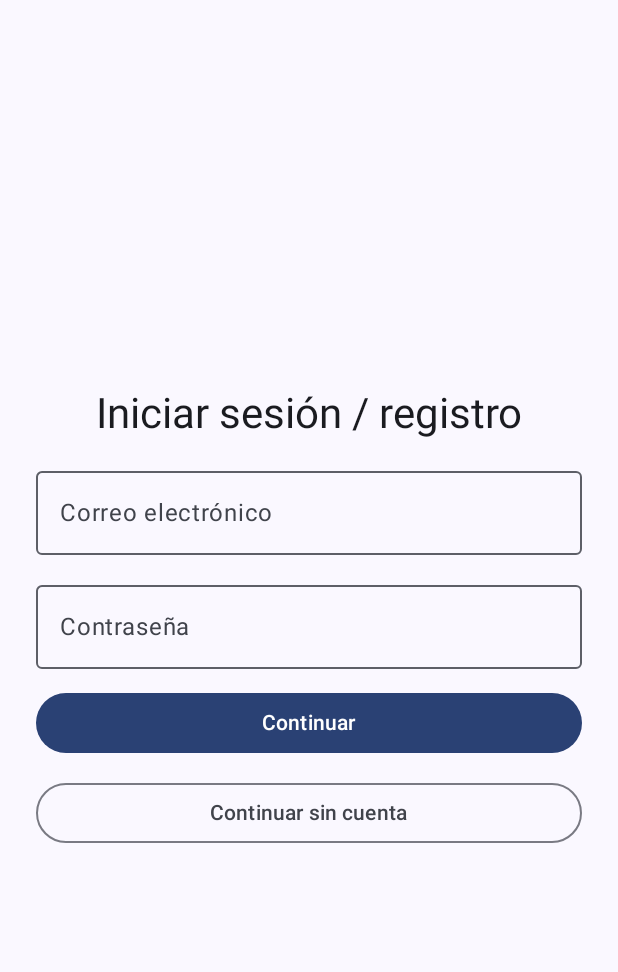
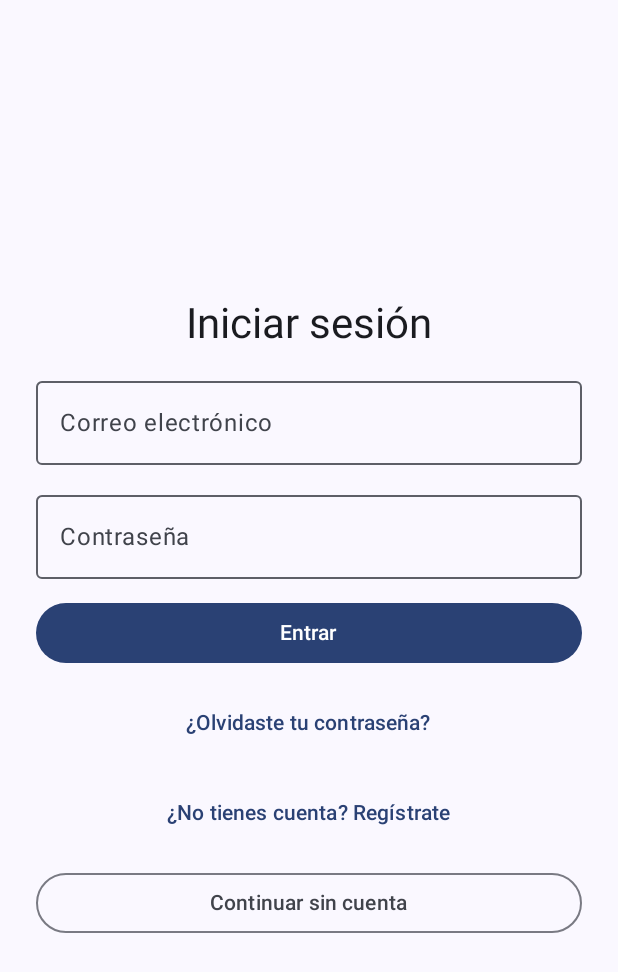
Before and after one commit to IsmaelYanes/PocketSplit, an Android app built with Jetpack Compose: the screen it shows after launch (MainActivity), on a phone screen of 412 x 824 dp. Shown: the top 972 px of the screen. Run offline under Robolectric (Android 15) with nearby library versions, the phone set to English and light mode, and no system bars; our stand-ins replace Firebase (no records; nobody signed in at launch, a user with empty details on screens opened directly).

Commit message:
feat(ui): Implementada la conexión de Firebase con la pantalla de login y registro

```diff
--- a/app/src/main/java/com/develop/pocketsplit/ui/screen/FinanceScreen.kt
+++ b/app/src/main/java/com/develop/pocketsplit/ui/screen/FinanceScreen.kt
@@ -24,9 +24,9 @@ import com.develop.pocketsplit.ui.viewmodel.FinanceViewModel
 
 @Composable
 fun FinanceScreen(
+    onBack: () -> Unit,
     modifier: Modifier = Modifier,
-    viewModel: FinanceViewModel = viewModel(),
-    onBack: () -> Unit
+    viewModel: FinanceViewModel = viewModel()
 ) {
     var description by remember { mutableStateOf("") }
     var amountText by remember { mutableStateOf("") }
--- a/app/src/main/java/com/develop/pocketsplit/ui/screen/Loginscreen.kt
+++ b/app/src/main/java/com/develop/pocketsplit/ui/screen/Loginscreen.kt
@@ -5,69 +5,185 @@ import androidx.compose.foundation.layout.Column
 import androidx.compose.foundation.layout.fillMaxSize
 import androidx.compose.foundation.layout.fillMaxWidth
 import androidx.compose.foundation.layout.padding
+import androidx.compose.foundation.layout.size
+import androidx.compose.foundation.rememberScrollState
+import androidx.compose.foundation.text.KeyboardOptions
+import androidx.compose.foundation.verticalScroll
 import androidx.compose.material3.Button
+import androidx.compose.material3.CircularProgressIndicator
 import androidx.compose.material3.MaterialTheme
 import androidx.compose.material3.OutlinedButton
 import androidx.compose.material3.OutlinedTextField
 import androidx.compose.material3.Text
+import androidx.compose.material3.TextButton
 import androidx.compose.runtime.Composable
 import androidx.compose.runtime.getValue
 import androidx.compose.runtime.mutableStateOf
 import androidx.compose.runtime.remember
+import androidx.compose.runtime.saveable.rememberSaveable
 import androidx.compose.runtime.setValue
 import androidx.compose.ui.Alignment
 import androidx.compose.ui.Modifier
 import androidx.compose.ui.res.stringResource
+import androidx.compose.ui.text.input.KeyboardType
 import androidx.compose.ui.text.input.PasswordVisualTransformation
 import androidx.compose.ui.tooling.preview.Preview
 import androidx.compose.ui.unit.dp
+import androidx.lifecycle.compose.collectAsStateWithLifecycle
+import androidx.lifecycle.viewmodel.compose.viewModel
 import com.develop.pocketsplit.R
 import com.develop.pocketsplit.ui.theme.PocketSplitTheme
+import com.develop.pocketsplit.ui.viewmodel.AuthUiState
+import com.develop.pocketsplit.ui.viewmodel.AuthViewModel
+import com.develop.pocketsplit.ui.viewmodel.messageRes
 
-/** PLANTILLA: Inicio/Registro de sesión */
+/** Inicio de sesión / registro con Firebase Authentication. */
 @Composable
 fun LoginScreen(
+    onContinue: () -> Unit = {},
+    onContinueAsGuest: () -> Unit = {},
     modifier: Modifier = Modifier,
-    onContinue: () -> Unit = {},
+    viewModel: AuthViewModel = viewModel()
+) {
+    val state by viewModel.uiState.collectAsStateWithLifecycle()
+
+    LoginContent(
+        state = state,
+        modifier = modifier,
+        onSubmit = { isRegister, name, email, password ->
+            if (isRegister) viewModel.register(name, email, password, onContinue)
+            else viewModel.login(email, password, onContinue)
+        },
+        onForgotPassword = viewModel::sendPasswordReset,
+        onInputChanged = viewModel::clearMessages,
+        onContinueAsGuest = onContinueAsGuest
+    )
+}
+
+@Composable
+fun LoginContent(
+    state: AuthUiState,
+    modifier: Modifier = Modifier,
+    onSubmit: (isRegister: Boolean, name: String, email: String, password: String) -> Unit = { _, _, _, _ -> },
+    onForgotPassword: (email: String) -> Unit = {},
+    onInputChanged: () -> Unit = {},
     onContinueAsGuest: () -> Unit = {}
 ) {
-    var email by remember { mutableStateOf("") }
+    var isRegister by rememberSaveable { mutableStateOf(false) }
+    var name by rememberSaveable { mutableStateOf("") }
+    var email by rememberSaveable { mutableStateOf("") }
+    // La contraseña no se guarda en el estado persistente de la instancia.
     var password by remember { mutableStateOf("") }
 
     Column(
         modifier = modifier
             .fillMaxSize()
+            .verticalScroll(rememberScrollState())
             .padding(24.dp),
         verticalArrangement = Arrangement.spacedBy(12.dp, Alignment.CenterVertically),
         horizontalAlignment = Alignment.CenterHorizontally
     ) {
         Text(
-            text = stringResource(R.string.login_title),
+            text = stringResource(
+                if (isRegister) R.string.auth_title_register else R.string.auth_title_login
+            ),
             style = MaterialTheme.typography.headlineMedium
         )
 
+        if (isRegister) {
+            OutlinedTextField(
+                value = name,
+                onValueChange = { name = it; onInputChanged() },
+                label = { Text(stringResource(R.string.auth_name)) },
+                singleLine = true,
+                enabled = !state.isLoading,
+                modifier = Modifier.fillMaxWidth()
+            )
+        }
+
         OutlinedTextField(
             value = email,
-            onValueChange = { email = it },
+            onValueChange = { email = it; onInputChanged() },
             label = { Text(stringResource(R.string.login_email)) },
             singleLine = true,
+            enabled = !state.isLoading,
+            keyboardOptions = KeyboardOptions(keyboardType = KeyboardType.Email),
             modifier = Modifier.fillMaxWidth()
         )
 
         OutlinedTextField(
             value = password,
-            onValueChange = { password = it },
+            onValueChange = { password = it; onInputChanged() },
             label = { Text(stringResource(R.string.login_password)) },
             singleLine = true,
+            enabled = !state.isLoading,
             visualTransformation = PasswordVisualTransformation(),
+            keyboardOptions = KeyboardOptions(keyboardType = KeyboardType.Password),
             modifier = Modifier.fillMaxWidth()
         )
 
-        Button(onClick = onContinue, modifier = Modifier.fillMaxWidth()) {
-            Text(stringResource(R.string.login_continue))
+        state.error?.let {
+            Text(
+                text = stringResource(it.messageRes()),
+                color = MaterialTheme.colorScheme.error,
+                style = MaterialTheme.typography.bodyMedium,
+                modifier = Modifier.fillMaxWidth()
+            )
+        }
+        if (state.passwordResetSent) {
+            Text(
+                text = stringResource(R.string.auth_reset_sent),
+                color = MaterialTheme.colorScheme.primary,
+                style = MaterialTheme.typography.bodyMedium,
+                modifier = Modifier.fillMaxWidth()
+            )
         }
 
-        OutlinedButton(onClick = onContinueAsGuest, modifier = Modifier.fillMaxWidth()) {
+        Button(
+            onClick = { onSubmit(isRegister, name, email, password) },
+            enabled = !state.isLoading,
+            modifier = Modifier.fillMaxWidth()
+        ) {
+            if (state.isLoading) {
+                CircularProgressIndicator(
+                    modifier = Modifier.size(20.dp),
+                    strokeWidth = 2.dp,
+                    color = MaterialTheme.colorScheme.onPrimary
+                )
+            } else {
+                Text(
+                    stringResource(
+                        if (isRegister) R.string.auth_submit_register else R.string.auth_submit_login
+                    )
+                )
+            }
+        }
+
+        if (!isRegister) {
+            TextButton(
+                onClick = { onForgotPassword(email) },
+                enabled = !state.isLoading
+            ) {
+                Text(stringResource(R.string.auth_forgot_password))
+            }
+        }
+
+        TextButton(
+            onClick = { isRegister = !isRegister; onInputChanged() },
+            enabled = !state.isLoading
+        ) {
+            Text(
+                stringResource(
+                    if (isRegister) R.string.auth_switch_to_login else R.string.auth_switch_to_register
+                )
+            )
+        }
+
+        OutlinedButton(
+            onClick = onContinueAsGuest,
+            enabled = !state.isLoading,
+            modifier = Modifier.fillMaxWidth()
+        ) {
             Text(stringResource(R.string.login_continue_guest))
         }
     }
@@ -76,5 +192,5 @@ fun LoginScreen(
 @Preview(showBackground = true)
 @Composable
 private fun LoginScreenPreview() {
-    PocketSplitTheme { LoginScreen() }
+    PocketSplitTheme { LoginContent(state = AuthUiState()) }
 }
--- a/app/src/main/res/values/strings.xml
+++ b/app/src/main/res/values/strings.xml
@@ -50,6 +50,17 @@
     <string name="finance_save">Guardar Transacción</string>
     <string name="finance_recent_title">Movimientos Recientes</string>
 
+    <!-- Gestión de usuarios: pantalla de acceso -->
+    <string name="auth_title_login">Iniciar sesión</string>
+    <string name="auth_title_register">Crear cuenta</string>
+    <string name="auth_name">Nombre</string>
+    <string name="auth_submit_login">Entrar</string>
+    <string name="auth_submit_register">Registrarme</string>
+    <string name="auth_switch_to_register">¿No tienes cuenta? Regístrate</string>
+    <string name="auth_switch_to_login">¿Ya tienes cuenta? Inicia sesión</string>
+    <string name="auth_forgot_password">¿Olvidaste tu contraseña?</string>
+    <string name="auth_reset_sent">Te hemos enviado un correo para restablecer tu contraseña.</string>
+
     <!-- Gestión de usuarios: errores -->
     <string name="auth_error_empty_name">Introduce tu nombre.</string>
     <string name="auth_error_invalid_email">El correo electrónico no es válido.</string>
```
